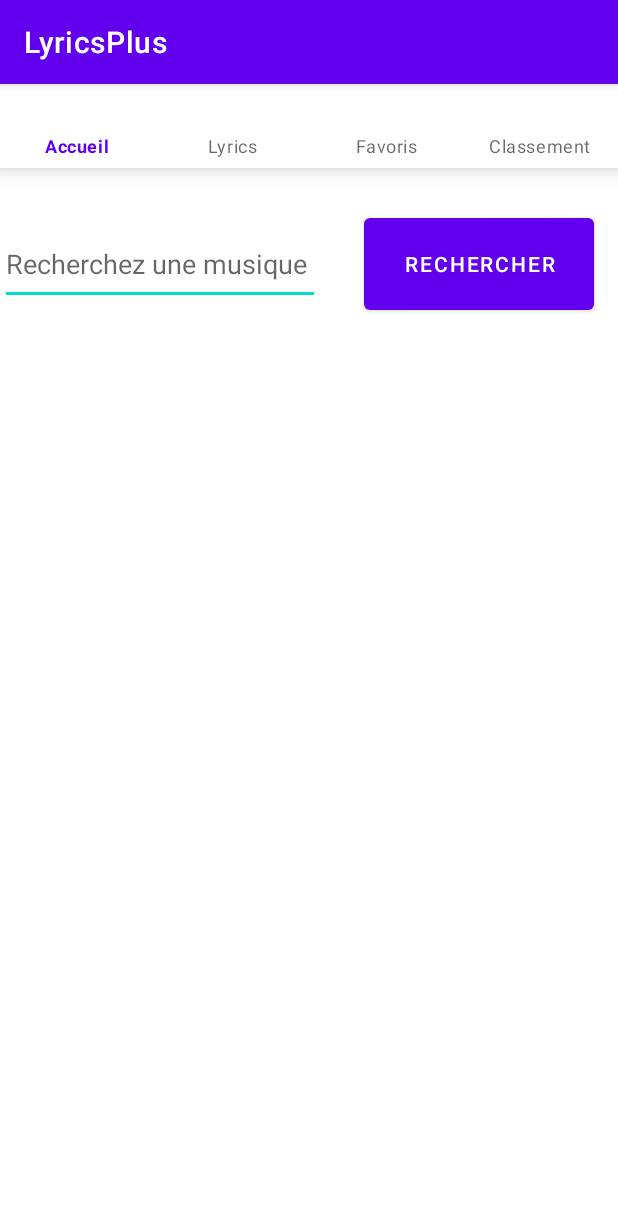
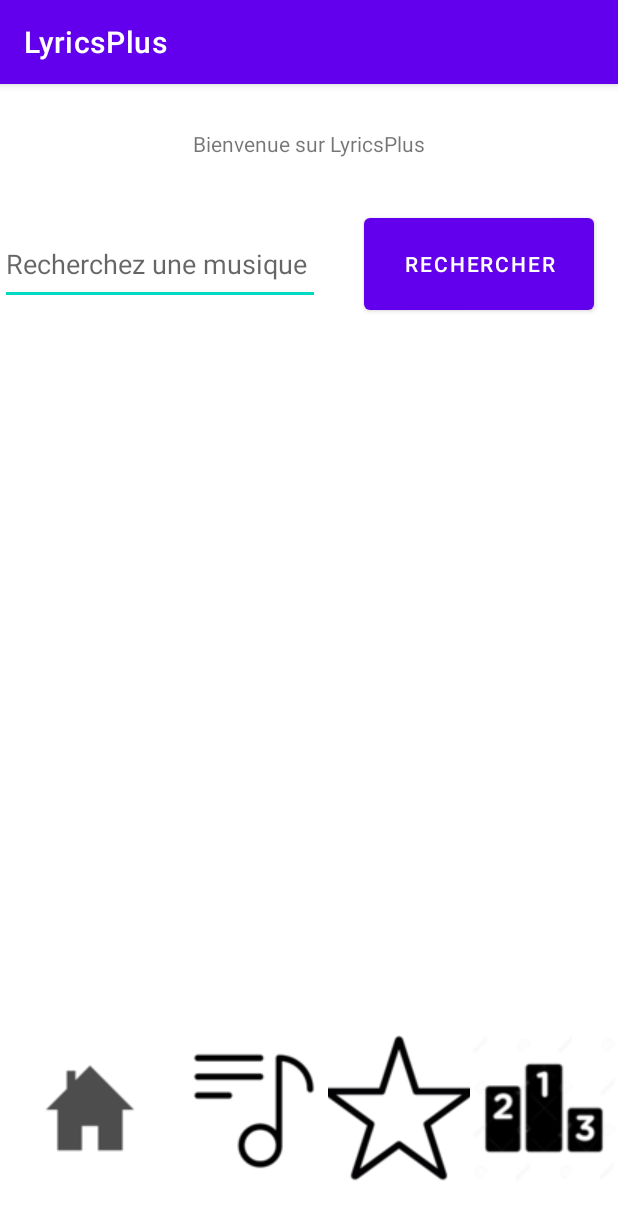
Before and after one commit to Degeur/LyricsPlus, an Android app: the screen it shows after launch (MainActivity), on a phone screen of 412 x 824 dp. Shown: the top 1220 px of the screen. Run offline under Robolectric (Android 15) with nearby library versions, the phone set to English and light mode, and no system bars.

Commit message:
add navbar in home

```diff
--- a/app/src/main/AndroidManifest.xml
+++ b/app/src/main/AndroidManifest.xml
@@ -26,13 +26,9 @@
                 <action android:name="android.intent.action.MAIN" />
             </intent-filter>
         </activity>
-        <activity android:name=".FavorisActivity"
-            android:exported="true">
-        </activity>
-        <activity android:name=".ClassementActivity"
-            android:exported="true">
-        </activity>
+        <activity android:name="com.example.myapp.FavorisActivity" />
 
+        <activity android:name="com.example.myapp.ClassementActivity" />
 
 
     </application>
--- a/app/src/main/java/com/example/lyricsplus/MainActivity.kt
+++ b/app/src/main/java/com/example/lyricsplus/MainActivity.kt
@@ -5,6 +5,9 @@ import androidx.appcompat.app.AppCompatActivity
 import android.os.Bundle
 import android.widget.Button
 import android.widget.EditText
+import android.widget.ImageButton
+import com.example.myapp.ClassementActivity
+import com.example.myapp.FavorisActivity
 
 
 class MainActivity : AppCompatActivity() {
@@ -23,5 +26,29 @@ class MainActivity : AppCompatActivity() {
             intent.putExtra("inputText", inputText)
             startActivity(intent)
         }
+        val homeButton = findViewById<ImageButton>(R.id.home_button)
+        val searchButton = findViewById<ImageButton>(R.id.search_button)
+        val favoritesButton = findViewById<ImageButton>(R.id.favorites_button)
+        val rankingButton = findViewById<ImageButton>(R.id.ranking_button)
+
+        homeButton.setOnClickListener {
+            val intent = Intent(this, MainActivity::class.java)
+            startActivity(intent)
+        }
+
+        searchButton.setOnClickListener {
+            val intent = Intent(this, AffichageDesParolesActivity::class.java)
+            startActivity(intent)
+        }
+
+        favoritesButton.setOnClickListener {
+            val intent = Intent(this, FavorisActivity::class.java)
+            startActivity(intent)
+        }
+
+        rankingButton.setOnClickListener {
+            val intent = Intent(this, ClassementActivity::class.java)
+            startActivity(intent)
+        }
     }
 }
--- a/app/src/main/res/layout/activity_main.xml
+++ b/app/src/main/res/layout/activity_main.xml
@@ -41,14 +41,48 @@
         app:layout_constraintTop_toTopOf="parent"
         app:layout_constraintVertical_bias="0.12"
         tools:ignore="MissingConstraints" />
-    <com.google.android.material.bottomnavigation.BottomNavigationView
-        android:id="@+id/bottom_navigation"
+
+    <LinearLayout
+        android:id="@+id/navbar"
         android:layout_width="match_parent"
         android:layout_height="wrap_content"
-        app:menu="@menu/bottom_nav_menu"
-        app:labelVisibilityMode="labeled"
-        android:layout_alignParentBottom="true"
-        tools:ignore="MissingConstraints" />
+        android:orientation="horizontal"
+        app:layout_constraintBottom_toBottomOf="parent"
+        app:layout_constraintLeft_toLeftOf="parent"
+        app:layout_constraintRight_toRightOf="parent">
+
+        <ImageButton
+            android:id="@+id/home_button"
+            android:layout_width="27dp"
+            android:layout_height="171dp"
+            android:layout_weight="1"
+            android:background="?attr/selectableItemBackgroundBorderless"
+            android:src="@drawable/accueil" />
+
+        <ImageButton
+            android:id="@+id/search_button"
+            android:layout_width="6dp"
+            android:layout_height="171dp"
+            android:layout_weight="1"
+            android:background="?attr/selectableItemBackgroundBorderless"
+            android:src="@drawable/paroles" />
+
+        <ImageButton
+            android:id="@+id/favorites_button"
+            android:layout_width="1dp"
+            android:layout_height="match_parent"
+            android:layout_weight="1"
+            android:background="?attr/selectableItemBackgroundBorderless"
+            android:src="@drawable/favoris" />
+
+        <ImageButton
+            android:id="@+id/ranking_button"
+            android:layout_width="5dp"
+            android:layout_height="match_parent"
+            android:layout_weight="1"
+            android:background="?attr/selectableItemBackgroundBorderless"
+            android:src="@drawable/classement" />
+    </LinearLayout>
 
 
 
```
Also changed, not shown: app/src/main/res/drawable/accueil.png (added), app/src/main/res/drawable/classement.png (added), app/src/main/res/drawable/favoris.png (added), app/src/main/res/drawable/paroles.png (added).
